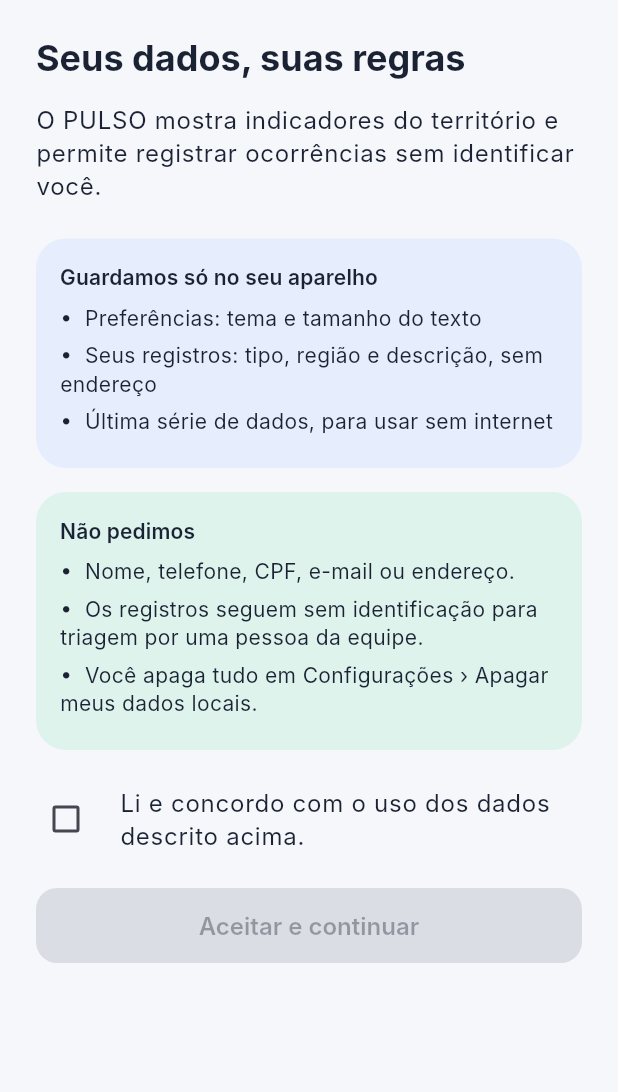
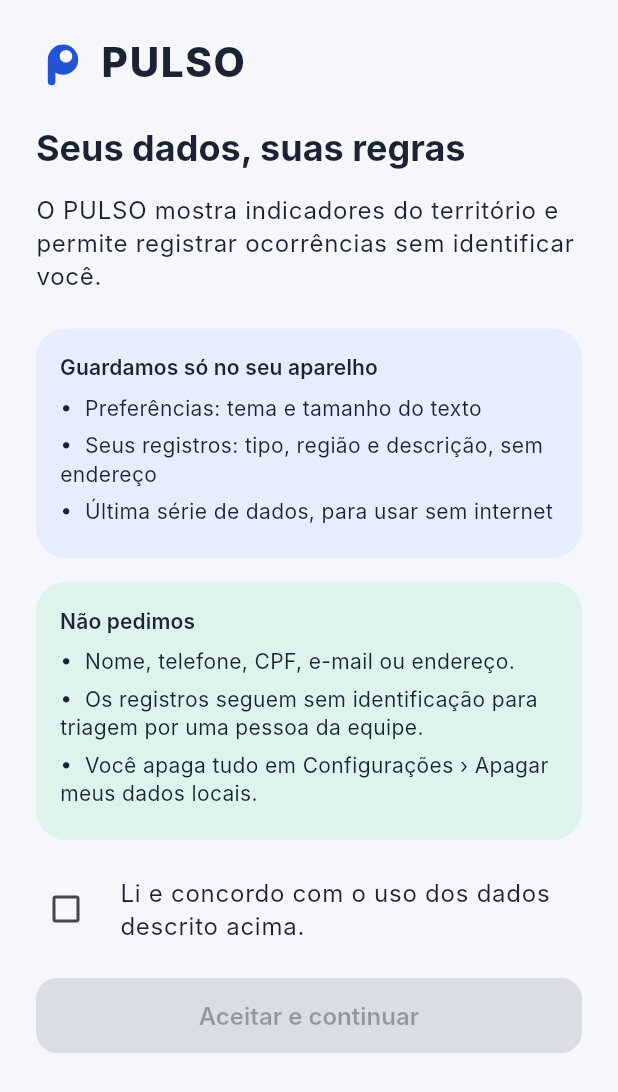
Before and after one commit to JoaoVictorAAbreu-Dev/gs-2026-cpad, a Flutter app: the screen it shows after launch, on a phone screen of 412 x 824 dp. Shown: the top 1092 px of the screen. Run offline on Flutter 3.47's test engine with Material 3 defaults, Android fonts, the phone set to English and light mode, and no system bars; our stand-ins replace dio, flutter_local_notifications, flutter_map, flutter_riverpod, go_router, latlong2 and 1 more.

Commit message:
feat(brand): use the chosen B2 'P em movimento' logo from Figma
Mark drawn from the exact Figma vector (node 11:602) as a scalable
CustomPainter, lockup with Inter ExtraBold on the consent screen, and
app icons (Android, iOS, web, favicon) regenerated from the same geometry.

Claude-Session: https://claude.ai/code/session_015kK1Krvoco6iizem2W6abY

```diff
--- a/lib/features/onboarding/consent_screen.dart
+++ b/lib/features/onboarding/consent_screen.dart
@@ -3,6 +3,7 @@ import 'package:flutter_riverpod/flutter_riverpod.dart';
 
 import '../../core/theme/pulso_colors.dart';
 import '../../core/theme/tokens.dart';
+import '../../shared/widgets/pulso_logo.dart';
 import '../settings/settings_controller.dart';
 
 /// Consentimento explícito antes de qualquer uso. Lista o que é guardado e o que não é pedido.
@@ -47,6 +48,8 @@ class _ConsentScreenState extends ConsumerState<ConsentScreen> {
             child: ListView(
               padding: const EdgeInsets.all(PulsoSpacing.lg),
               children: [
+                const Align(alignment: Alignment.centerLeft, child: PulsoLogo(markSize: 36)),
+                const SizedBox(height: PulsoSpacing.lg),
                 Semantics(header: true, child: Text('Seus dados, suas regras', style: text.headlineMedium)),
                 const SizedBox(height: PulsoSpacing.md),
                 Text(
--- a/lib/shared/widgets/app_header.dart
+++ b/lib/shared/widgets/app_header.dart
@@ -7,6 +7,7 @@ import '../../app/router.dart';
 import '../../core/theme/pulso_colors.dart';
 import '../../core/theme/tokens.dart';
 import '../../core/utils/formatters.dart';
+import 'pulso_logo.dart';
 
 /// Cabeçalho das abas: território + data do último dado + acesso a Configurações.
 class AppHeader extends ConsumerWidget implements PreferredSizeWidget {
@@ -23,16 +24,7 @@ class AppHeader extends ConsumerWidget implements PreferredSizeWidget {
       titleSpacing: PulsoSpacing.screen,
       title: Row(
         children: [
-          Container(
-            width: 30,
-            height: 30,
-            alignment: Alignment.center,
-            decoration: BoxDecoration(
-              color: Theme.of(context).colorScheme.primary,
-              borderRadius: BorderRadius.circular(9),
-            ),
-            child: Text('P', style: text.titleMedium?.copyWith(color: Theme.of(context).colorScheme.onPrimary)),
-          ),
+          const PulsoMark(size: 30),
           const SizedBox(width: PulsoSpacing.md12),
           Expanded(
             child: Column(
--- /dev/null
+++ b/lib/shared/widgets/pulso_logo.dart
@@ -0,0 +1,95 @@
+import 'package:flutter/material.dart';
+
+/// Símbolo da marca PULSO — "B2 · P em movimento" (Figma, página 01 · Design System, nó 11:602).
+///
+/// Um P cujo miolo foge do centro: o território não está parado. A geometria vem do vetor do
+/// Figma (caixa de 120 × 120) normalizada para 0–1, então o símbolo escala sem perder a forma
+/// e funciona de 16 px a 120 px em uma cor.
+class PulsoMark extends StatelessWidget {
+  const PulsoMark({super.key, this.size = 32, this.color});
+
+  final double size;
+
+  /// Cor única do símbolo. Padrão: `colorScheme.primary`.
+  final Color? color;
+
+  @override
+  Widget build(BuildContext context) {
+    return ExcludeSemantics(
+      child: CustomPaint(
+        size: Size.square(size),
+        painter: PulsoMarkPainter(color ?? Theme.of(context).colorScheme.primary),
+      ),
+    );
+  }
+}
+
+class PulsoMarkPainter extends CustomPainter {
+  const PulsoMarkPainter(this.color);
+
+  final Color color;
+
+  /// Caminho do símbolo numa caixa [s] × [s] (proporções do Figma, base 120).
+  static Path markPath(double s) {
+    double u(double v) => v / 120 * s;
+    // Haste com ponta arredondada (x 26,25–43,125; y 52,5–101,25; raio 8,4375).
+    final stem = Path()
+      ..moveTo(u(26.25), u(52.5))
+      ..lineTo(u(43.125), u(52.5))
+      ..lineTo(u(43.125), u(101.25))
+      ..arcToPoint(Offset(u(26.25), u(101.25)), radius: Radius.circular(u(8.4375)))
+      ..close();
+    // Bojo (centro 60; 52,5 — raio 33,75) com o miolo deslocado (centro 66,5625; 45 — raio 14,0625).
+    final bowl = Path()
+      ..fillType = PathFillType.evenOdd
+      ..addOval(Rect.fromCircle(center: Offset(u(60), u(52.5)), radius: u(33.75)))
+      ..addOval(Rect.fromCircle(center: Offset(u(66.5625), u(45)), radius: u(14.0625)));
+    return Path.combine(PathOperation.union, stem, bowl);
+  }
+
+  @override
+  void paint(Canvas canvas, Size size) {
+    canvas.drawPath(markPath(size.shortestSide), Paint()..color = color..isAntiAlias = true);
+  }
+
+  @override
+  bool shouldRepaint(PulsoMarkPainter oldDelegate) => oldDelegate.color != color;
+}
+
+/// Símbolo + palavra "PULSO" (Inter ExtraBold, espaçamento 4%), como no lockup do Figma.
+class PulsoLogo extends StatelessWidget {
+  const PulsoLogo({super.key, this.markSize = 40, this.color, this.wordColor});
+
+  final double markSize;
+  final Color? color;
+  final Color? wordColor;
+
+  @override
+  Widget build(BuildContext context) {
+    final scheme = Theme.of(context).colorScheme;
+    final fontSize = markSize * 0.75;
+    return Semantics(
+      label: 'PULSO',
+      excludeSemantics: true,
+      child: Row(
+        mainAxisSize: MainAxisSize.min,
+        children: [
+          PulsoMark(size: markSize, color: color),
+          SizedBox(width: markSize * 0.2),
+          Text(
+            'PULSO',
+            textScaler: TextScaler.noScaling,
+            style: TextStyle(
+              fontFamily: 'Inter',
+              fontWeight: FontWeight.w800,
+              fontSize: fontSize,
+              letterSpacing: fontSize * 0.04,
+              height: 1,
+              color: wordColor ?? scheme.onSurface,
+            ),
+          ),
+        ],
+      ),
+    );
+  }
+}
--- a/pubspec.yaml
+++ b/pubspec.yaml
@@ -45,3 +45,5 @@ flutter:
           weight: 600
         - asset: assets/fonts/inter/Inter-Bold.otf
           weight: 700
+        - asset: assets/fonts/inter/Inter-ExtraBold.otf
+          weight: 800
```
Also changed, not shown: assets/brand/pulso-app-icon-maskable.svg (added), assets/brand/pulso-app-icon.svg (added), assets/brand/pulso-logo.png (added), assets/brand/pulso-logo.svg (added), assets/brand/pulso-mark.svg (added), assets/fonts/inter/Inter-ExtraBold.otf (added), 27 other files.
